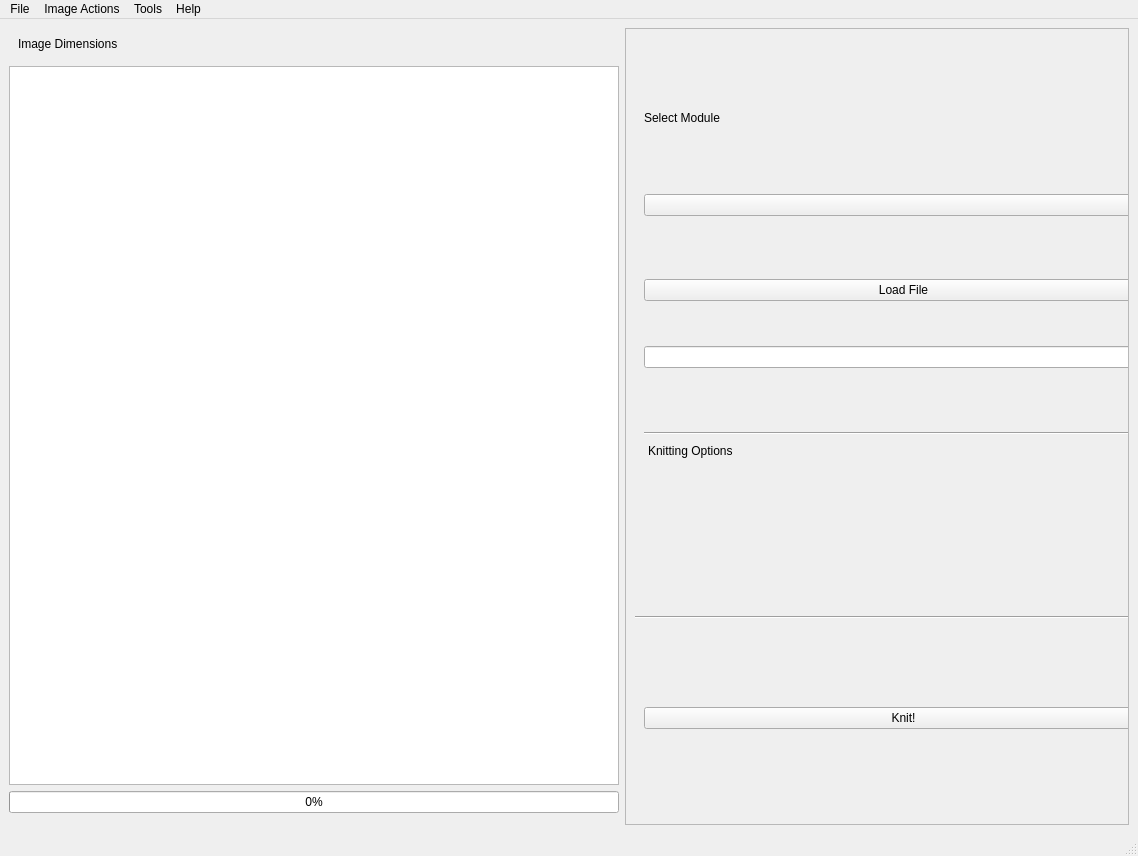
Before: the Qt Designer form software/python/ayab/ayab_gui.ui in AllYarnsAreBeautiful/ayab-desktop, drawn with Qt 5.
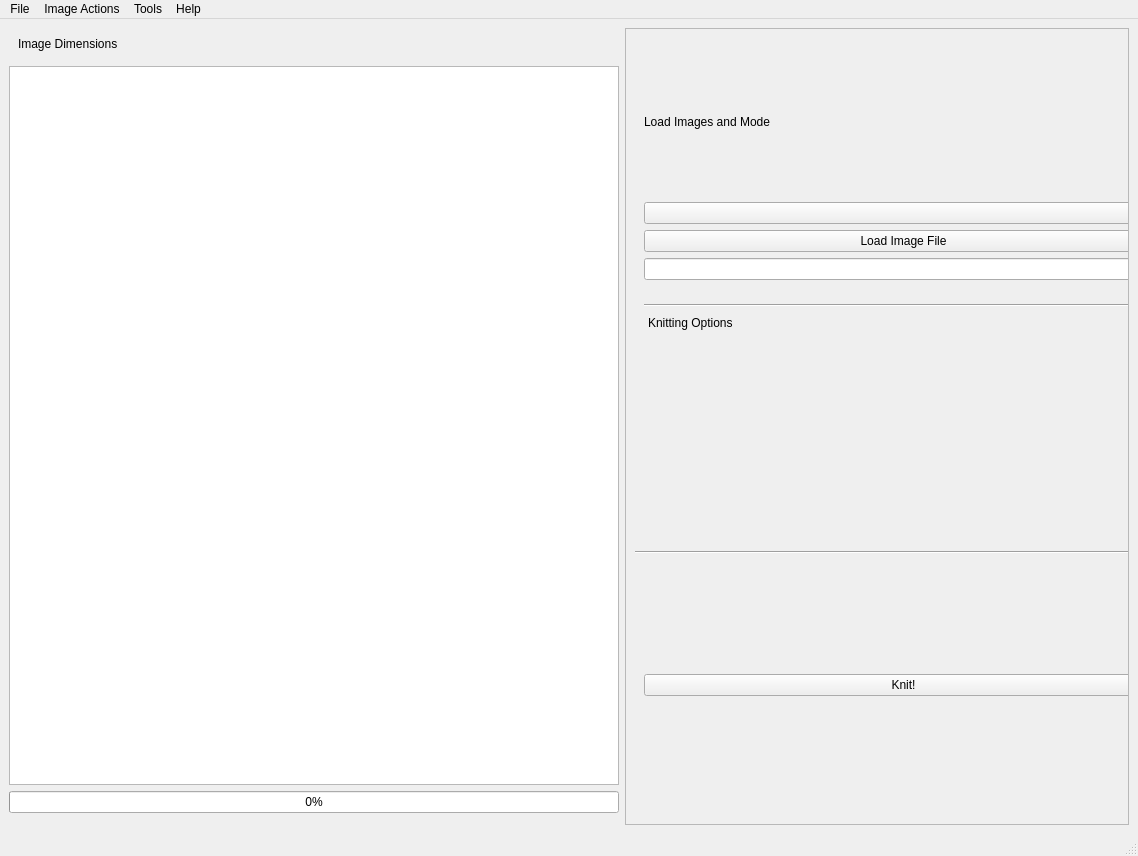
After: the same form once the commit is applied.

Commit message: Gui Improvements, UI and default Zoom

```diff
--- a/software/python/ayab/ayab_gui.ui
+++ b/software/python/ayab/ayab_gui.ui
@@ -51,23 +51,17 @@
            <item>
             <widget class="QLabel" name="label_3">
              <property name="text">
-              <string>Select Module</string>
+              <string>Load Images and Mode</string>
              </property>
             </widget>
            </item>
            <item>
             <widget class="QComboBox" name="module_dropdown"/>
            </item>
-          </layout>
-         </widget>
-        </item>
-        <item>
-         <widget class="QWidget" name="widget_4" native="true">
-          <layout class="QVBoxLayout" name="verticalLayout_4">
            <item>
             <widget class="QPushButton" name="load_file_button">
              <property name="text">
-              <string>Load File</string>
+              <string>Load Image File</string>
              </property>
             </widget>
            </item>
```
The commit also changes 2 other files.
